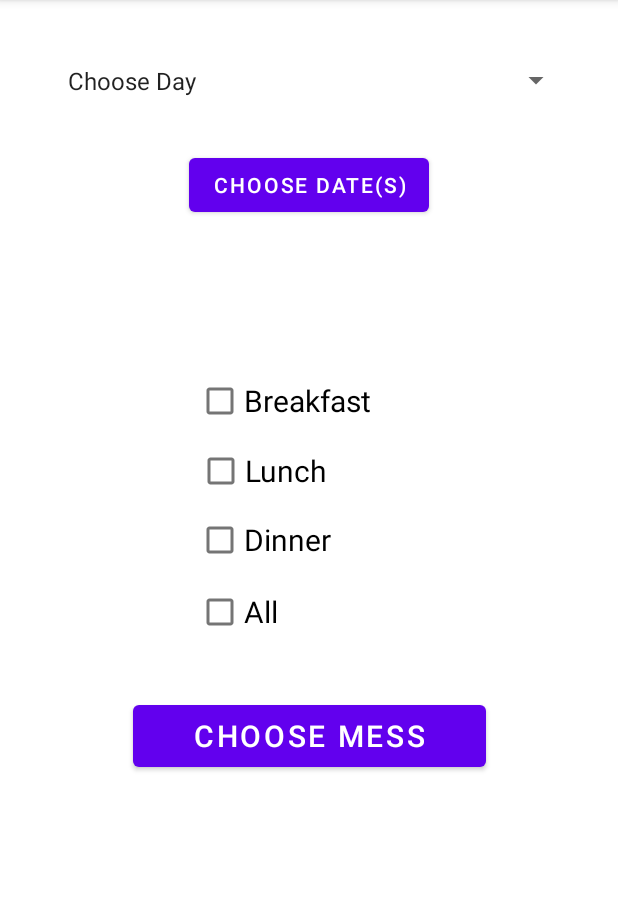
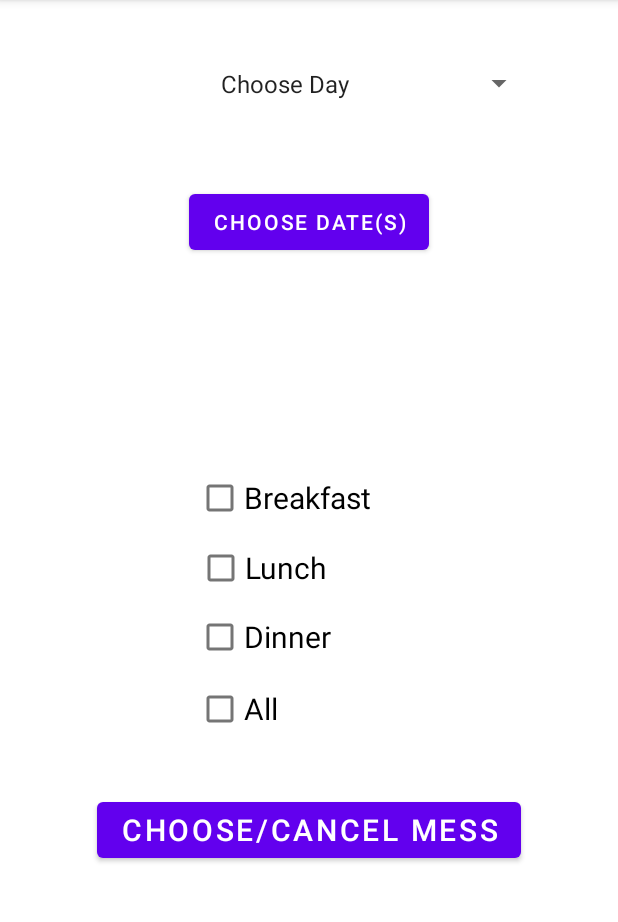
Before and after one commit to BhaviD/MyMess, an Android app: the DayDateActivity screen opened directly, with no data from a screen before it, on a phone screen of 412 x 824 dp, the part 84-1006 px from its top. Run offline under Robolectric (Android 15) with nearby library versions, the phone set to English and light mode, and no system bars; our stand-ins replace Firebase (no records; nobody signed in at launch, a user with empty details on screens opened directly).

Commit message:
everything working

```diff
--- a/app/src/main/java/com/example/mymess/DayDateActivity.java
+++ b/app/src/main/java/com/example/mymess/DayDateActivity.java
@@ -63,7 +63,9 @@ public class DayDateActivity extends OptionsMenuActivity {
             public void onItemSelected(AdapterView<?> parent, View view,
                                        int position, long id) {
                 msDay = days.getSelectedItem().toString();
-                if (!msDay.equals("Choose Day")) {
+                if (msDay.equals("Choose Day"))
+                    msDay = null;
+                else {
                     Calendar date = Calendar.getInstance();
                     SimpleDateFormat dateFormat = new SimpleDateFormat("MMM_y");
                     mDayDateTv.setText(msDay);
@@ -75,6 +77,7 @@ public class DayDateActivity extends OptionsMenuActivity {
             public void onNothingSelected(AdapterView<?> parent) {}
         });
 
+        // Dates Range Selection
         Calendar calendar = Calendar.getInstance(TimeZone.getTimeZone("UTC"));
         calendar.add(Calendar.DAY_OF_MONTH, 2);
         long two_days_fwd = calendar.getTimeInMillis();
@@ -117,14 +120,17 @@ public class DayDateActivity extends OptionsMenuActivity {
 
                 msStartDate = start_date[0] + "_" + start_date[1];
                 msEndDate = end_date[0] + "_" + end_date[1];
+                String display_date_range;
                 if (start_date[0].length() < 3) {
                     msStartDate += "_" + current_year;
                     msEndDate += "_" + current_year;
+                    display_date_range = start_date[0] + " " + start_date[1] + "  -  " + end_date[0] + " " + end_date[1];
                 } else {
                     msStartDate += "_" + start_date[2];
                     msEndDate += "_" + end_date[2];
+                    display_date_range = start_date[0] + " " + start_date[1] + " " + start_date[2] + "  -  " + end_date[0] + " " + end_date[1] + " " + end_date[2];
                 }
-                mDayDateTv.setText(msStartDate + " - " + msEndDate);
+                mDayDateTv.setText(display_date_range);
                 msDay = null;
                 days.setEnabled(false);
             }
@@ -158,8 +164,8 @@ public class DayDateActivity extends OptionsMenuActivity {
 
     private void gotoActivity(Class goto_class) {
         if (msDay == null && msStartDate == null)
-            Toast.makeText(DayDateActivity.this, "Please choose a day or date(s)", Toast.LENGTH_SHORT).show();
-        if (!mBreakfast.isChecked() && !mLunch.isChecked() && !mDinner.isChecked() && !mAllMeals.isChecked())
+            Toast.makeText(DayDateActivity.this, "Please choose day or date(s)", Toast.LENGTH_SHORT).show();
+        else if (!mBreakfast.isChecked() && !mLunch.isChecked() && !mDinner.isChecked() && !mAllMeals.isChecked())
             Toast.makeText(DayDateActivity.this, "Please select a meal", Toast.LENGTH_SHORT).show();
         else {
             Intent intent = new Intent(DayDateActivity.this, goto_class);
--- a/app/src/main/java/com/example/mymess/ViewRegistrationActivity.java
+++ b/app/src/main/java/com/example/mymess/ViewRegistrationActivity.java
@@ -88,7 +88,6 @@ public class ViewRegistrationActivity extends OptionsMenuActivity {
                                                    .document(sMonthYear)
                                                    .collection("registrations_by_date");
 
-        Toast.makeText(ViewRegistrationActivity.this, "Fetching mess registrations", Toast.LENGTH_SHORT).show();
         mess_registrations.get().addOnCompleteListener(new OnCompleteListener<QuerySnapshot>() {
             @Override
             public void onComplete(@NonNull Task<QuerySnapshot> task) {
--- a/app/src/main/res/layout/activity_day_date.xml
+++ b/app/src/main/res/layout/activity_day_date.xml
@@ -10,26 +10,27 @@
         android:id="@+id/toolbar"
         layout="@layout/toolbar_layout" />
 
+
     <Spinner
         android:id="@+id/days"
-        android:layout_width="352dp"
-        android:layout_height="43dp"
+        android:layout_width="225dp"
+        android:layout_height="47dp"
         android:layout_marginTop="32dp"
         app:layout_constraintEnd_toEndOf="parent"
-        app:layout_constraintHorizontal_bias="0.491"
+        app:layout_constraintHorizontal_bias="0.704"
         app:layout_constraintStart_toStartOf="parent"
         app:layout_constraintTop_toBottomOf="@+id/toolbar" />
 
     <Button
         android:id="@+id/choose_dates"
         android:layout_width="wrap_content"
-        android:layout_height="wrap_content"
-        android:layout_marginTop="24dp"
+        android:layout_height="49dp"
+        android:layout_marginTop="44dp"
         android:text="Choose Date(s)"
         app:layout_constraintEnd_toEndOf="parent"
+        app:layout_constraintHorizontal_bias="0.501"
         app:layout_constraintStart_toStartOf="parent"
         app:layout_constraintTop_toBottomOf="@+id/days" />
-
 
     <CheckBox
         android:id="@+id/dinner"
@@ -47,7 +48,7 @@
         android:id="@+id/breakfast"
         android:layout_width="151dp"
         android:layout_height="49dp"
-        android:layout_marginTop="28dp"
+        android:layout_marginTop="52dp"
         android:onClick="mealClicked"
         android:text="Breakfast"
         android:textSize="20dp"
@@ -69,15 +70,15 @@
 
     <Button
         android:id="@+id/choose_mess"
-        android:layout_width="235dp"
-        android:layout_height="53dp"
+        android:layout_width="wrap_content"
+        android:layout_height="49dp"
         android:layout_alignParentStart="true"
         android:layout_alignParentLeft="true"
         android:layout_alignParentTop="true"
         android:layout_centerHorizontal="true"
         android:layout_marginTop="32dp"
         android:onClick="mealClicked"
-        android:text="Choose Mess"
+        android:text="@string/choose_cancel_mess"
         android:textSize="20sp"
         app:layout_constraintEnd_toEndOf="parent"
         app:layout_constraintStart_toStartOf="parent"
@@ -100,6 +101,8 @@
         android:layout_width="wrap_content"
         android:layout_height="wrap_content"
         android:layout_marginTop="48dp"
+        style="@style/Base.TextAppearance.AppCompat.Title"
+        android:textSize="25dp"
         app:layout_constraintEnd_toEndOf="parent"
         app:layout_constraintStart_toStartOf="parent"
         app:layout_constraintTop_toBottomOf="@+id/choose_dates" />
--- a/app/src/main/res/values/strings.xml
+++ b/app/src/main/res/values/strings.xml
@@ -21,6 +21,8 @@
     <string name="home">Home</string>
     <string name="view_mess_menus">View Mess Menus</string>
     <string name="mess">Mess</string>
+    <string name="choose_cancel_mess">Choose/Cancel Mess</string>
+    <string name="register_mess">Register Mess</string>
 
     <string-array name="days">
         <item>Choose Day</item>
```
Also changed, not shown: app/src/main/java/com/example/mymess/SelectMealActivity.java (deleted, +0 -90 lines), app/src/main/res/layout/activity_select_meal.xml (deleted, +0 -96 lines).
